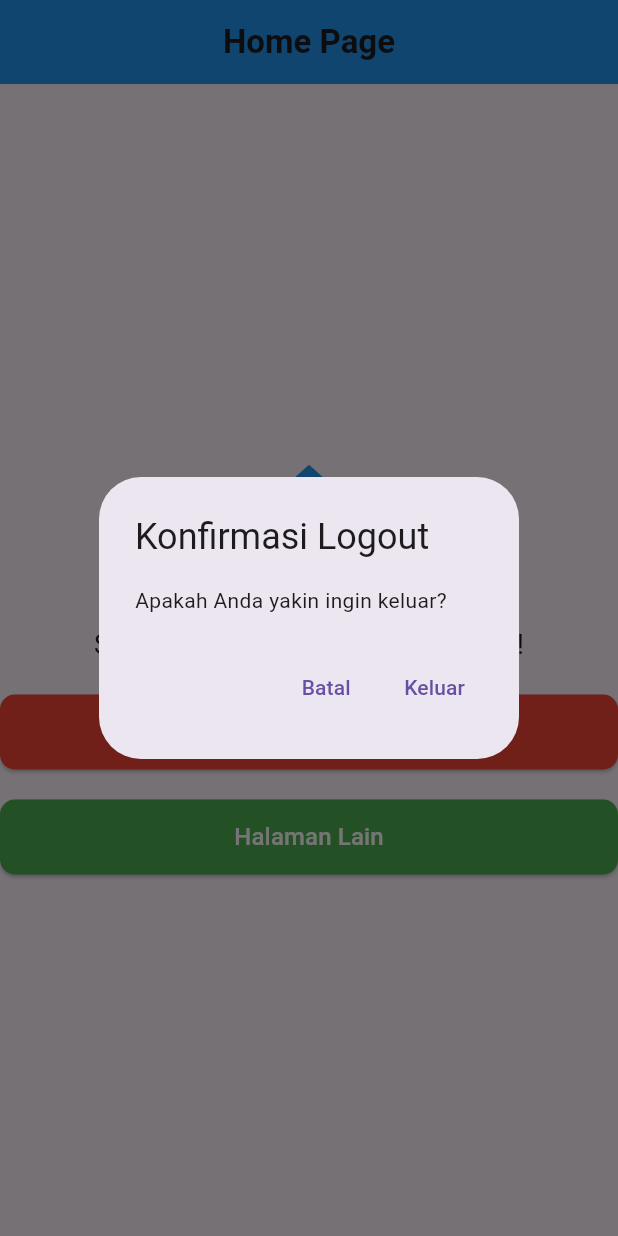
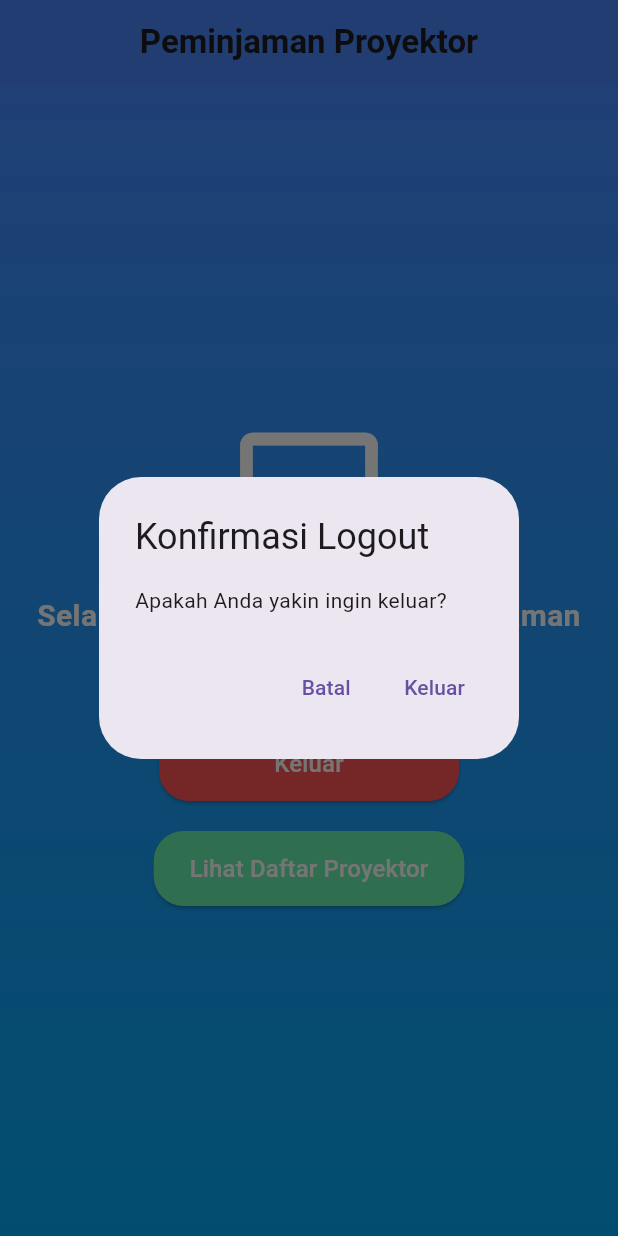
Before and after one commit to akbarputra123/uas, a Flutter app: the HomePage screen opened directly, after a tap on "Keluar", on a phone screen of 412 x 824 dp. Run offline on Flutter 3.47's test engine with Material 3 defaults, Android fonts, the phone set to English and light mode, and no system bars; our stand-ins replace firebase_auth, firebase_core, google_sign_in, shared_preferences; accounts and stored records are empty.

Commit message:
Menyimpan perubahan pada login, profil, dan menambahkan folder mhs

```diff
--- a/lib/login.dart
+++ b/lib/login.dart
@@ -1,7 +1,6 @@
 import 'package:tes/profil1.dart';
 
 import 'lupa.dart';
-import 'profil.dart';
 import 'registrasi.dart';
 import 'package:firebase_auth/firebase_auth.dart';
 import 'package:google_sign_in/google_sign_in.dart';
@@ -10,7 +9,7 @@ import 'package:flutter/services.dart'; // Untuk menangani error di iOS
 import 'dart:convert';
 import 'package:http/http.dart' as http;
 import 'package:shared_preferences/shared_preferences.dart';
-import 'profil1.dart';
+import 'package:tes/mhs/home.dart';
 
 class LoginPages extends StatefulWidget {
   const LoginPages({super.key});
--- /dev/null
+++ b/lib/mhs/home.dart
@@ -0,0 +1,136 @@
+import 'package:flutter/material.dart';
+import 'package:firebase_auth/firebase_auth.dart';
+import 'package:google_sign_in/google_sign_in.dart';
+import 'package:tes/login.dart';
+import 'package:tes/mhs/daftar.dart';
+
+class HomePage extends StatelessWidget {
+  const HomePage({super.key});
+
+  @override
+  Widget build(BuildContext context) {
+    final User? user = FirebaseAuth.instance.currentUser;
+
+    return Scaffold(
+      appBar: AppBar(
+        automaticallyImplyLeading: false,
+        title: const Text(
+          'Peminjaman Proyektor',
+          style: TextStyle(fontWeight: FontWeight.bold),
+        ),
+        centerTitle: true,
+        backgroundColor: Colors.blueAccent,
+        elevation: 4,
+      ),
+      body: Container(
+        decoration: const BoxDecoration(
+          gradient: LinearGradient(
+            colors: [Colors.blueAccent, Colors.lightBlue],
+            begin: Alignment.topCenter,
+            end: Alignment.bottomCenter,
+          ),
+        ),
+        child: Center(
+          child: user == null
+              ? const Text(
+                  'Silakan login untuk melanjutkan',
+                  style: TextStyle(fontSize: 18, color: Colors.white),
+                )
+              : Column(
+                  mainAxisAlignment: MainAxisAlignment.center,
+                  children: <Widget>[
+                    Icon(
+                       Icons.tv, // Atau Icons.present_to_all
+                      size: 100.0,
+                      color: Colors.white,
+                    ),
+                    const SizedBox(height: 20),
+                    const Text(
+                      'Selamat datang di aplikasi peminjaman proyektor!',
+                      textAlign: TextAlign.center,
+                      style: TextStyle(
+                        fontSize: 20,
+                        color: Colors.white,
+                        fontWeight: FontWeight.bold,
+                      ),
+                    ),
+                    const SizedBox(height: 30),
+                    ElevatedButton(
+                      onPressed: () async {
+                        bool? confirmLogout = await showDialog<bool>(
+                          context: context,
+                          builder: (BuildContext context) {
+                            return AlertDialog(
+                              title: const Text('Konfirmasi Logout'),
+                              content: const Text('Apakah Anda yakin ingin keluar?'),
+                              actions: <Widget>[
+                                TextButton(
+                                  onPressed: () {
+                                    Navigator.of(context).pop(false);
+                                  },
+                                  child: const Text('Batal'),
+                                ),
+                                TextButton(
+                                  onPressed: () {
+                                    Navigator.of(context).pop(true);
+                                  },
+                                  child: const Text('Keluar'),
+                                ),
+                              ],
+                            );
+                          },
+                        );
+
+                        if (confirmLogout == true) {
+                          await FirebaseAuth.instance.signOut();
+                          await GoogleSignIn().signOut();
+
+                          Navigator.pushReplacement(
+                            context,
+                            MaterialPageRoute(builder: (context) => const LoginPages()),
+                          );
+                        }
+                      },
+                      style: ElevatedButton.styleFrom(
+                        backgroundColor: Colors.redAccent,
+                        shape: RoundedRectangleBorder(
+                          borderRadius: BorderRadius.circular(20),
+                        ),
+                        minimumSize: const Size(200, 50),
+                      ),
+                      child: const Text(
+                        'Keluar',
+                        style: TextStyle(fontSize: 16, color: Colors.white),
+                      ),
+                    ),
+                    const SizedBox(height: 20),
+                   ElevatedButton(
+  onPressed: () {
+    // Navigate to the ProjectorListPage
+    Navigator.push(
+      context,
+      MaterialPageRoute(
+        builder: (context) => DaftarProyektorPage(), // Replace with your page's name
+      ),
+    );
+  },
+  style: ElevatedButton.styleFrom(
+    backgroundColor: Colors.greenAccent,
+    shape: RoundedRectangleBorder(
+      borderRadius: BorderRadius.circular(20),
+    ),
+    minimumSize: const Size(200, 50),
+  ),
+  child: const Text(
+    'Lihat Daftar Proyektor',
+    style: TextStyle(fontSize: 16, color: Colors.white),
+  ),
+)
+
+                  ],
+                ),
+        ),
+      ),
+    );
+  }
+}
--- a/lib/profil.dart
+++ /dev/null
@@ -1,114 +0,0 @@
-import 'package:flutter/material.dart';
-import 'package:firebase_auth/firebase_auth.dart';
-import 'package:google_sign_in/google_sign_in.dart';
-import 'login.dart'; // Pastikan import halaman login
-
-class HomePage extends StatelessWidget {
-  const HomePage({super.key});
-
-  @override
-  Widget build(BuildContext context) {
-    final User? user = FirebaseAuth.instance.currentUser;
-
-    return Scaffold(
-      appBar: AppBar(
-        automaticallyImplyLeading: false,
-        title: const Text(
-          'Home Page',
-          style: TextStyle(fontWeight: FontWeight.bold),
-        ),
-        centerTitle: true,
-        backgroundColor: Colors.blue,
-        elevation: 0,
-      ),
-      body: Center(
-        child: user == null
-            ? const Text(
-                'User belum login',
-                style: TextStyle(fontSize: 18),
-              )
-            : Column(
-                mainAxisAlignment: MainAxisAlignment.center,
-                children: <Widget>[
-                  Icon(
-                    Icons.home,
-                    size: 100.0,
-                    color: Colors.blue,
-                  ),
-                  const SizedBox(height: 20),
-                  const Text(
-                    'Selamat datang di halaman utama!',
-                    style: TextStyle(fontSize: 18),
-                  ),
-                  const SizedBox(height: 20),
-                  ElevatedButton(
-                    onPressed: () async {
-                      bool? confirmLogout = await showDialog<bool>(
-                        context: context,
-                        builder: (BuildContext context) {
-                          return AlertDialog(
-                            title: const Text('Konfirmasi Logout'),
-                            content: const Text('Apakah Anda yakin ingin keluar?'),
-                            actions: <Widget>[
-                              TextButton(
-                                onPressed: () {
-                                  Navigator.of(context).pop(false); // Tidak logout
-                                },
-                                child: const Text('Batal'),
-                              ),
-                              TextButton(
-                                onPressed: () {
-                                  Navigator.of(context).pop(true); // Melakukan logout
-                                },
-                                child: const Text('Keluar'),
-                              ),
-                            ],
-                          );
-                        },
-                      );
-
-                      if (confirmLogout == true) {
-                        await FirebaseAuth.instance.signOut();
-                        await GoogleSignIn().signOut();
-
-                        Navigator.pushReplacement(
-                          context,
-                          MaterialPageRoute(builder: (context) => const LoginPages()),
-                        );
-                      }
-                    },
-                    style: ElevatedButton.styleFrom(
-                      backgroundColor: Colors.red,
-                      shape: RoundedRectangleBorder(
-                        borderRadius: BorderRadius.circular(10),
-                      ),
-                      minimumSize: const Size(double.infinity, 50),
-                    ),
-                    child: const Text(
-                      'Keluar',
-                      style: TextStyle(fontSize: 16, color: Colors.white),
-                    ),
-                  ),
-                  const SizedBox(height: 20),
-                  ElevatedButton(
-                    onPressed: () {
-                      print('Navigasi ke halaman lain');
-                    },
-                    style: ElevatedButton.styleFrom(
-                      backgroundColor: Colors.green,
-                      shape: RoundedRectangleBorder(
-                        borderRadius: BorderRadius.circular(10),
-                      ),
-                      minimumSize: const Size(double.infinity, 50),
-                    ),
-                    child: const Text(
-                      'Halaman Lain',
-                      style: TextStyle(fontSize: 16, color: Colors.white),
-                    ),
-                  ),
-                ],
-              ),
-      ),
-    );
-  }
-}
--- a/pubspec.yaml
+++ b/pubspec.yaml
@@ -34,6 +34,7 @@ dependencies:
   firebase_auth: ^5.3.4
   http: ^1.2.2
   shared_preferences: ^2.0.11
+
 
   # The following adds the Cupertino Icons font to your application.
   # Use with the CupertinoIcons class for iOS style icons.
```
Also changed, not shown: lib/mhs/daftar.dart (added, +90 -0 lines).
